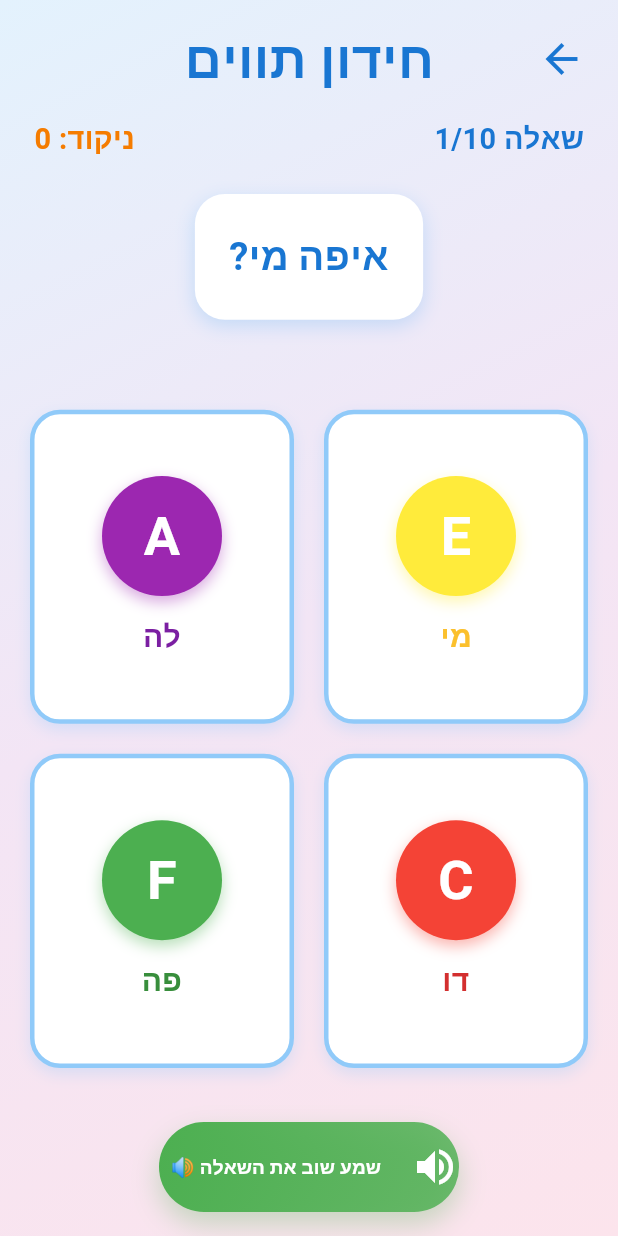
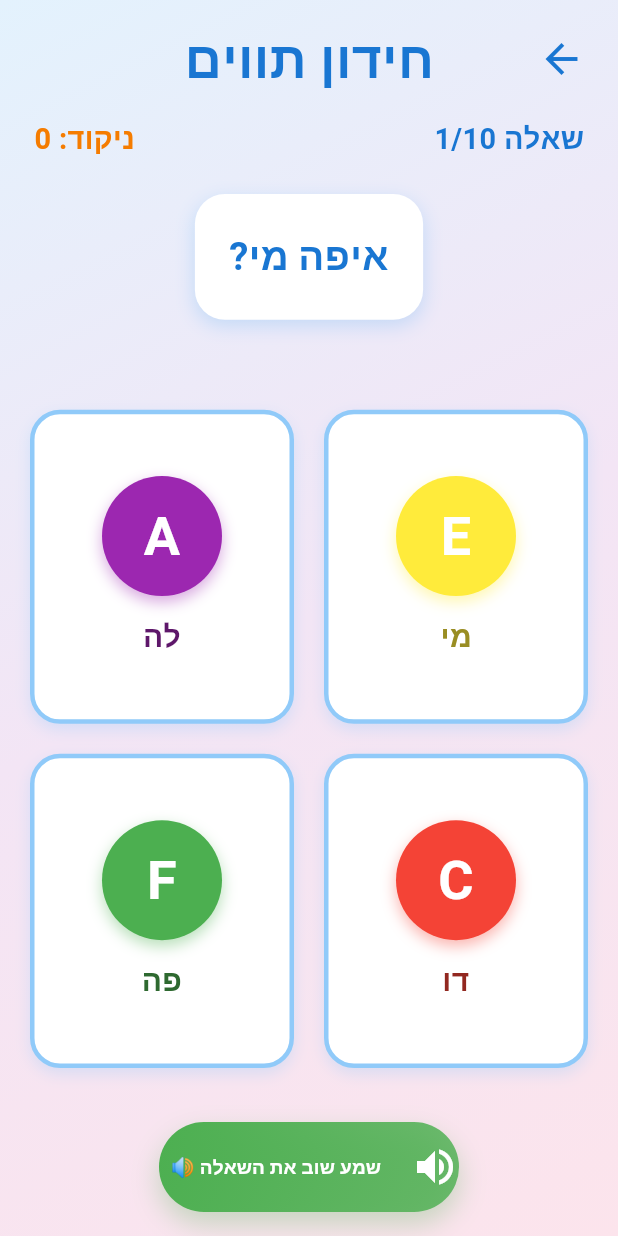
Before and after one commit to cohenra/learning-games, a Flutter app: the NotesQuizScreen screen opened directly, on a phone screen of 412 x 824 dp. Run offline on Flutter 3.47's test engine with Material 3 defaults, Android fonts, the phone set to English and light mode, and no system bars; our stand-ins replace flutter_tts, shared_preferences; accounts and stored records are empty; Roboto replaces fonts that are missing (Rubik).

Commit message:
Fix: Color.shade700 error in notes screens
Changed from using .shade700 (MaterialColor only) to Color.lerp()
for creating darker colors. This fixes compilation error where
regular Color objects don't have shade700 getter.

Files fixed:
- notes_learning_screen.dart: Line 306
- notes_quiz_screen.dart: Line 437

```diff
--- a/lib/modules/music/notes_learning_screen.dart
+++ b/lib/modules/music/notes_learning_screen.dart
@@ -303,7 +303,7 @@ class _NotesLearningScreenState extends State<NotesLearningScreen> {
                           style: TextStyle(
                             fontSize: responsive.fontSize(20),
                             fontWeight: FontWeight.bold,
-                            color: currentColor.shade700,
+                            color: Color.lerp(currentColor, Colors.black, 0.4)!,
                           ),
                           textAlign: TextAlign.center,
                         ),
--- a/lib/modules/music/notes_quiz_screen.dart
+++ b/lib/modules/music/notes_quiz_screen.dart
@@ -434,7 +434,7 @@ class _NotesQuizScreenState extends State<NotesQuizScreen> {
               style: TextStyle(
                 fontSize: 20,
                 fontWeight: FontWeight.bold,
-                color: option['color'].shade700,
+                color: Color.lerp(option['color'], Colors.black, 0.4)!,
               ),
               textAlign: TextAlign.center,
             ),
```
